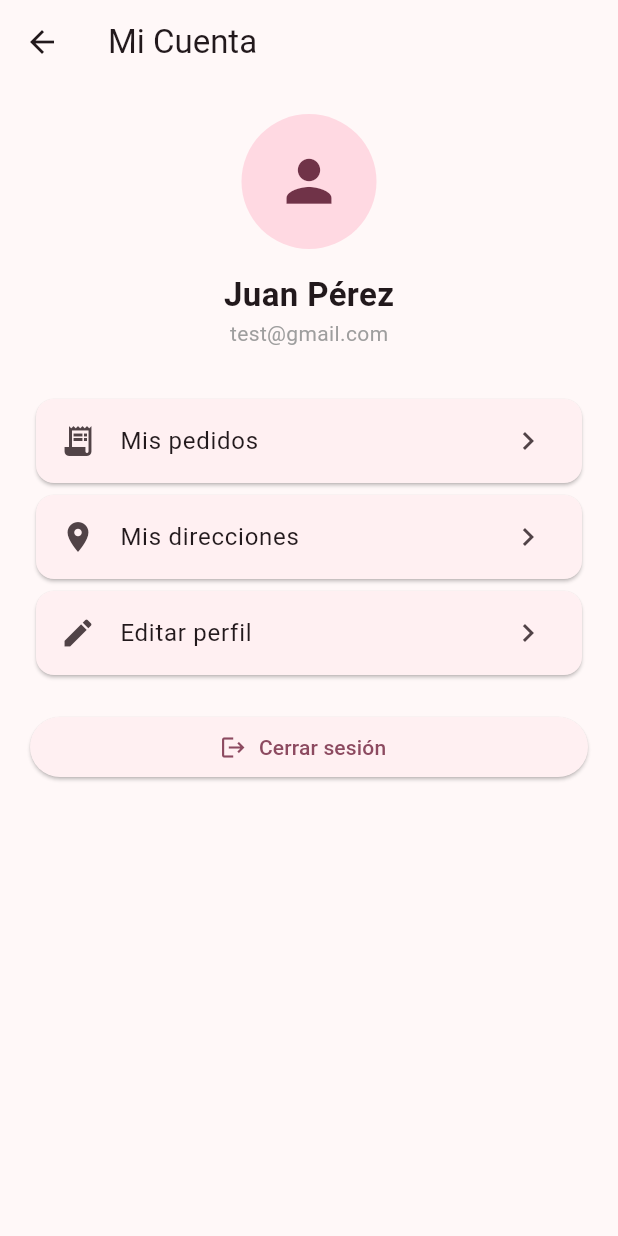
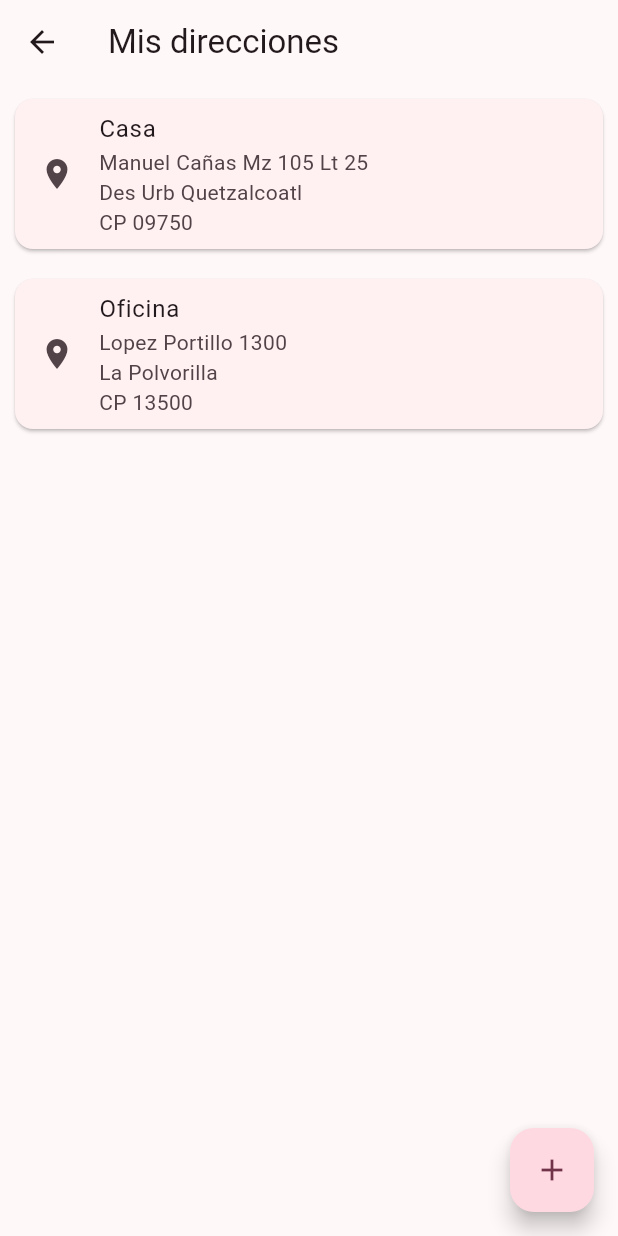
Before and after one commit to Luu92/Don-Taco-s-Food, a Flutter app: the PerfilScreen screen opened directly, after a tap on "Mis direcciones", on a phone screen of 412 x 824 dp. Run offline on Flutter 3.47's test engine with Material 3 defaults, Android fonts, the phone set to English and light mode, and no system bars.

Commit message:
Se realiza funcionalidad de direccion listar y agregar direccion

```diff
--- a/lib/features/cuenta/screens/perfil_screen.dart
+++ b/lib/features/cuenta/screens/perfil_screen.dart
@@ -1,3 +1,4 @@
+import 'package:demo_app/features/direcciones/screens/direcciones_screen.dart';
 import 'package:demo_app/features/pedidos/screens/pedidos_screen.dart';
 import 'package:demo_app/features/cuenta/services/perfil_service.dart';
 import 'package:demo_app/models/usuario.dart';
@@ -62,7 +63,14 @@ class PerfilScreen extends StatelessWidget {
               leading: const Icon(Icons.location_on),
               title: const Text("Mis direcciones"),
               trailing: const Icon(Icons.chevron_right),
-              onTap: () {},
+              onTap: () {
+                Navigator.push(
+                  context,
+                  MaterialPageRoute(
+                    builder: (_) => const DireccionesScreen(),
+                  ),
+                );
+              },
             ),
           ),
           Card(
--- /dev/null
+++ b/lib/features/direcciones/screens/direcciones_screen.dart
@@ -0,0 +1,77 @@
+import 'package:demo_app/features/direcciones/providers/direccion_provider.dart';
+import 'package:demo_app/features/direcciones/screens/agregar_direccion_screen.dart';
+import 'package:flutter/material.dart';
+import 'package:provider/provider.dart';
+
+class DireccionesScreen extends StatelessWidget {
+  const DireccionesScreen({super.key});
+
+  @override
+  Widget build(BuildContext context) {
+    final direccionProvider = context.watch<DireccionProvider>();
+    final direcciones = direccionProvider.direcciones;
+    print("Cantidad de direcciones: ${direcciones.length}");
+    return Scaffold(
+      appBar: AppBar(
+        title: const Text("Mis direcciones"),
+      ),
+      body: direcciones.isEmpty
+          ? const Center(
+              child: Text(
+                "No tienes direcciones registradas",
+              ),
+            )
+          : ListView.builder(
+              itemCount: direcciones.length,
+              itemBuilder: (context, index) {
+                final direccion = direcciones[index];
+
+                return Card(
+                  margin: const EdgeInsets.all(10),
+                  child: ListTile(
+                    leading: const Icon(
+                      Icons.location_on,
+                    ),
+                    title: Text(
+                      direccion.alias,
+                    ),
+                    subtitle: Column(
+                      crossAxisAlignment: CrossAxisAlignment.start,
+                      children: [
+                        Text(
+                          "${direccion.calle} ${direccion.numero}",
+                        ),
+                        Text(
+                          direccion.colonia,
+                        ),
+                        Text("CP ${direccion.codigoPostal}"),
+                      ],
+                    ),
+                  ),
+                );
+              },
+            ),
+      floatingActionButton: FloatingActionButton(
+        child: const Icon(Icons.add),
+        onPressed: () async {
+          final resultado = await Navigator.push(
+            context,
+            MaterialPageRoute(
+              builder: (_) => const AgregarDireccionScreen(),
+            ),
+          );
+
+          if (resultado == true) {
+            ScaffoldMessenger.of(context).showSnackBar(
+              const SnackBar(
+                content: Text(
+                  "Dirección agregada correctamente",
+                ),
+              ),
+            );
+          }
+        },
+      ),
+    );
+  }
+}
--- a/lib/features/menu/screens/alimentos_screen.dart
+++ b/lib/features/menu/screens/alimentos_screen.dart
@@ -1,5 +1,4 @@
 import 'package:demo_app/features/carrito/providers/carrito_provider.dart';
-import 'package:demo_app/features/carrito/screens/carrito_screen.dart';
 import 'package:demo_app/models/alimento.dart';
 import 'package:demo_app/models/categoria.dart';
 import 'package:demo_app/services/alimento_service.dart';
--- a/lib/main.dart
+++ b/lib/main.dart
@@ -1,5 +1,6 @@
 import 'package:demo_app/features/carrito/providers/carrito_provider.dart';
 import 'package:demo_app/features/auth/screens/login.dart';
+import 'package:demo_app/features/direcciones/providers/direccion_provider.dart';
 import 'package:demo_app/features/pedidos/providers/pedido_provider.dart';
 import 'package:flutter/material.dart';
 import 'package:provider/provider.dart';
@@ -13,6 +14,9 @@ void main() {
         ),
         ChangeNotifierProvider(
           create: (_) => PedidoProvider(),
+        ),
+        ChangeNotifierProvider(
+          create: (_) => DireccionProvider(),
         ),
       ],
       child: const MainApp(),
--- /dev/null
+++ b/lib/models/direccion.dart
@@ -0,0 +1,26 @@
+class Direccion {
+  final int id;
+
+  final String alias;
+
+  final String calle;
+
+  final String numero;
+
+  final String codigoPostal;
+
+  final String colonia;
+
+  final int idComensal;
+  final bool principal;
+
+  Direccion(
+      {required this.id,
+      required this.alias,
+      required this.calle,
+      required this.numero,
+      required this.codigoPostal,
+      required this.colonia,
+      required this.idComensal,
+      required this.principal});
+}
--- /dev/null
+++ b/lib/services/direccion_service.dart
@@ -0,0 +1,42 @@
+import '../models/direccion.dart';
+
+class DireccionService {
+  final List<Direccion> _direcciones = [
+    Direccion(
+        id: 1,
+        alias: "Casa",
+        calle: "Manuel Cañas",
+        numero: "Mz 105 Lt 25",
+        codigoPostal: "09750",
+        colonia: "Des Urb Quetzalcoatl",
+        idComensal: 1,
+        principal: false),
+    Direccion(
+        id: 2,
+        alias: "Oficina",
+        calle: "Lopez Portillo",
+        numero: "1300",
+        codigoPostal: "13500",
+        colonia: "La Polvorilla",
+        idComensal: 1,
+        principal: false),
+  ];
+
+  List<Direccion> obtenerDirecciones() {
+    return _direcciones;
+  }
+
+  void agregarDireccion(Direccion direccion) {
+    _direcciones.add(direccion);
+  }
+
+  void editarDireccion(Direccion direccion) {
+    final index = _direcciones.indexWhere(
+      (d) => d.id == direccion.id,
+    );
+
+    if (index != -1) {
+      _direcciones[index] = direccion;
+    }
+  }
+}
```
Also changed, not shown: lib/features/direcciones/providers/direccion_provider.dart (added, +62 -0 lines), lib/features/direcciones/screens/agregar_direccion_screen.dart (added, +130 -0 lines), lib/features/cuenta/screens/direcciones_screen.dart (deleted).
